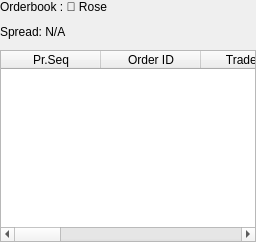
The window that gui/ui/orderbook_widget.ui (SuhasDissa/LillyLedger) describes before a commit, drawn with Qt 5.
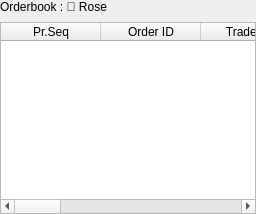
The same window after the commit.

```diff
--- a/gui/ui/orderbook_widget.ui
+++ b/gui/ui/orderbook_widget.ui
@@ -25,30 +25,6 @@
                     </property>
                 </widget>
             </item>
-            <item>
-                <layout class="QHBoxLayout" name="spreadLayout">
-                    <item>
-                        <widget class="QLabel" name="spreadLabel">
-                            <property name="text">
-                                <string>Spread: N/A</string>
-                            </property>
-                        </widget>
-                    </item>
-                    <item>
-                        <spacer name="spreadSpacer">
-                            <property name="orientation">
-                                <enum>Qt::Horizontal</enum>
-                            </property>
-                            <property name="sizeHint" stdset="0">
-                                <size>
-                                    <width>40</width>
-                                    <height>20</height>
-                                </size>
-                            </property>
-                        </spacer>
-                    </item>
-                </layout>
-            </item>
             <item>
                 <widget class="QTableWidget" name="bookTable">
                     <property name="columnCount">
```
